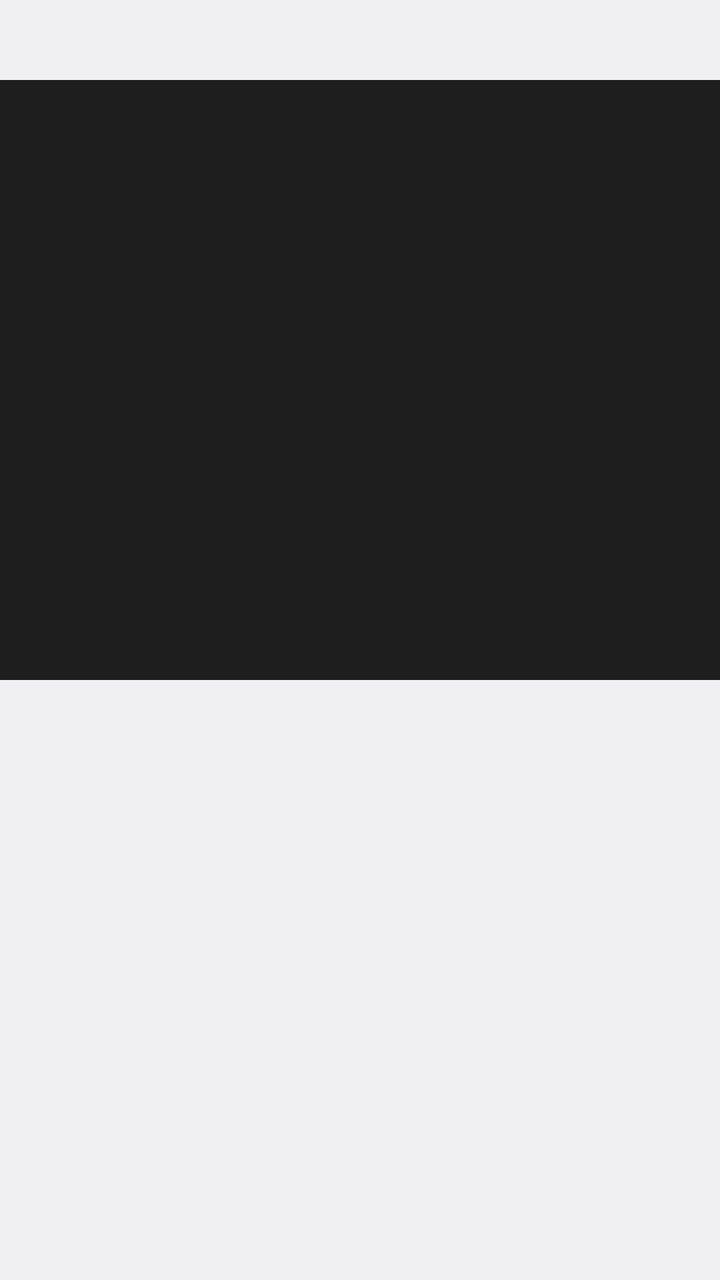
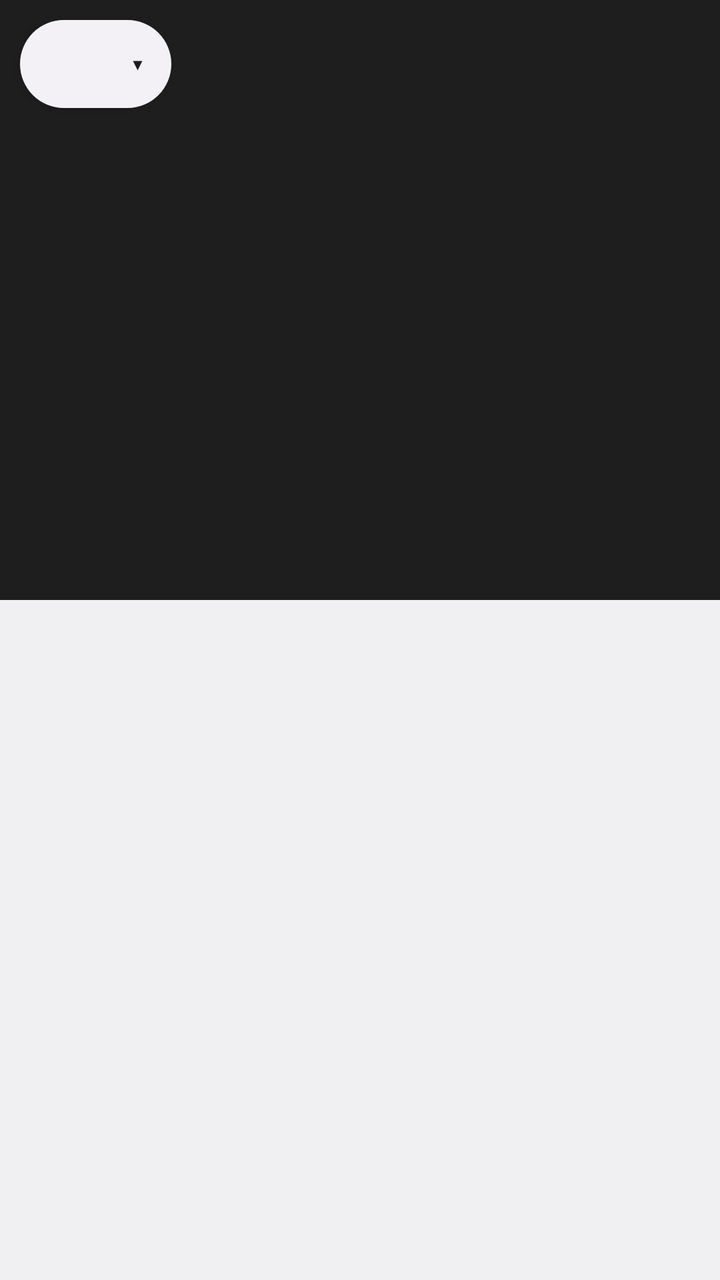

The first picture is an Android layout as it rendered before a commit; the second is the same layout after the commit. The layout source and the unified diff follow.
<!-- AndroidManifest.xml: application theme Theme.Settings -->
<!-- res/layout/item_task.xml -->
<?xml version="1.0" encoding="utf-8"?>
<LinearLayout xmlns:android="http://schemas.android.com/apk/res/android"
    android:layout_width="wrap_content"
    android:layout_height="wrap_content"
    android:clipChildren="false"
    android:orientation="vertical">

    
    <LinearLayout
        android:id="@+id/header"
        android:layout_width="match_parent"
        android:layout_height="40dp"
        android:gravity="center_vertical"
        android:orientation="horizontal"
        android:paddingStart="6dp"
        android:paddingEnd="6dp">

        <ImageView
            android:id="@+id/icon"
            android:layout_width="26dp"
            android:layout_height="26dp"
            android:contentDescription="@null" />

        <TextView
            android:id="@+id/label"
            android:layout_width="0dp"
            android:layout_height="wrap_content"
            android:layout_marginStart="10dp"
            android:layout_weight="1"
            android:ellipsize="end"
            android:maxLines="1"
            android:shadowColor="#66000000"
            android:shadowRadius="4"
            android:textColor="#FFFFFF"
            android:textSize="13sp" />
    </LinearLayout>

    <ImageView
        android:id="@+id/thumb"
        android:layout_width="match_parent"
        android:layout_height="300dp"
        android:background="#1E1E1E"
        android:contentDescription="@null"
        android:scaleType="centerCrop" />
</LinearLayout>
<!-- resources referenced by this layout -->
<resources>
  <style name="Theme.Settings" parent="android:Theme.DeviceDefault.DayNight" />
</resources>

<!-- the commit's change to res/layout/item_task.xml (unified diff, before → after) -->
@@ -1,9 +1,16 @@
 <?xml version="1.0" encoding="utf-8"?>
-<LinearLayout xmlns:android="http://schemas.android.com/apk/res/android"
+<FrameLayout xmlns:android="http://schemas.android.com/apk/res/android"
     android:layout_width="wrap_content"
     android:layout_height="wrap_content"
-    android:clipChildren="false"
-    android:orientation="vertical">
+    android:clipChildren="false">
+
+    <ImageView
+        android:id="@+id/thumb"
+        android:layout_width="match_parent"
+        android:layout_height="300dp"
+        android:background="#1E1E1E"
+        android:contentDescription="@null"
+        android:scaleType="centerCrop" />
 
     
     <LinearLayout
@@ -35,11 +42,43 @@
             android:textSize="13sp" />
     </LinearLayout>
 
-    <ImageView
-        android:id="@+id/thumb"
-        android:layout_width="match_parent"
-        android:layout_height="300dp"
-        android:background="#1E1E1E"
-        android:contentDescription="@null"
-        android:scaleType="centerCrop" />
-</LinearLayout>
+    
+    <LinearLayout
+        android:id="@+id/pill"
+        android:layout_width="wrap_content"
+        android:layout_height="44dp"
+        android:layout_gravity="top|start"
+        android:layout_marginStart="10dp"
+        android:layout_marginTop="10dp"
+        android:background="@drawable/pill_bg"
+        android:elevation="3dp"
+        android:gravity="center_vertical"
+        android:orientation="horizontal"
+        android:paddingStart="6dp"
+        android:paddingEnd="14dp">
+
+        <ImageView
+            android:id="@+id/picon"
+            android:layout_width="32dp"
+            android:layout_height="32dp"
+            android:contentDescription="@null" />
+
+        <TextView
+            android:id="@+id/plabel"
+            android:layout_width="wrap_content"
+            android:layout_height="wrap_content"
+            android:layout_marginStart="10dp"
+            android:ellipsize="end"
+            android:maxLines="1"
+            android:textColor="#1B1B1F"
+            android:textSize="15sp" />
+
+        <TextView
+            android:layout_width="wrap_content"
+            android:layout_height="wrap_content"
+            android:layout_marginStart="8dp"
+            android:text="&#x25BE;"
+            android:textColor="#1B1B1F"
+            android:textSize="16sp" />
+    </LinearLayout>
+</FrameLayout>
<!-- resource entries referenced after the edit -->
@@ -1,5 +1,12 @@
 <!-- resources referenced by this layout -->
 <resources>
+  <!-- drawable pill_bg (drawable) -->
+  <?xml version="1.0" encoding="utf-8"?>
+  <shape xmlns:android="http://schemas.android.com/apk/res/android"
+      android:shape="rectangle">
+      <solid android:color="#F4F1F6" />
+      <corners android:radius="24dp" />
+  </shape>
   <style name="Theme.Settings" parent="android:Theme.DeviceDefault.DayNight" />
 </resources>
 
